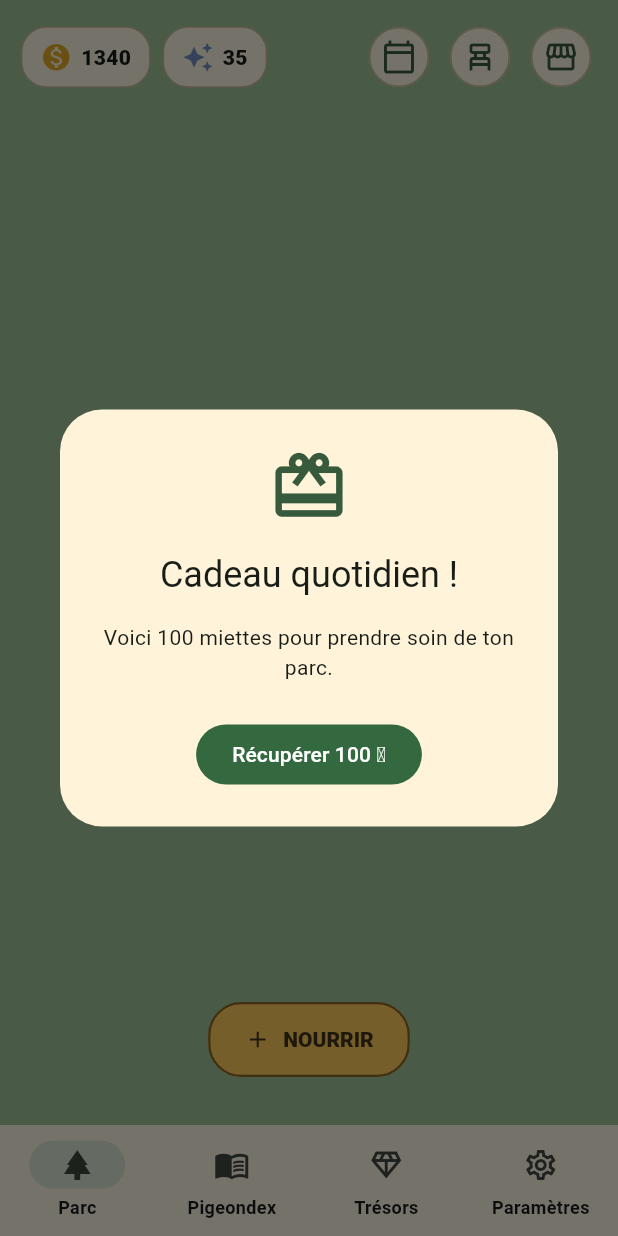
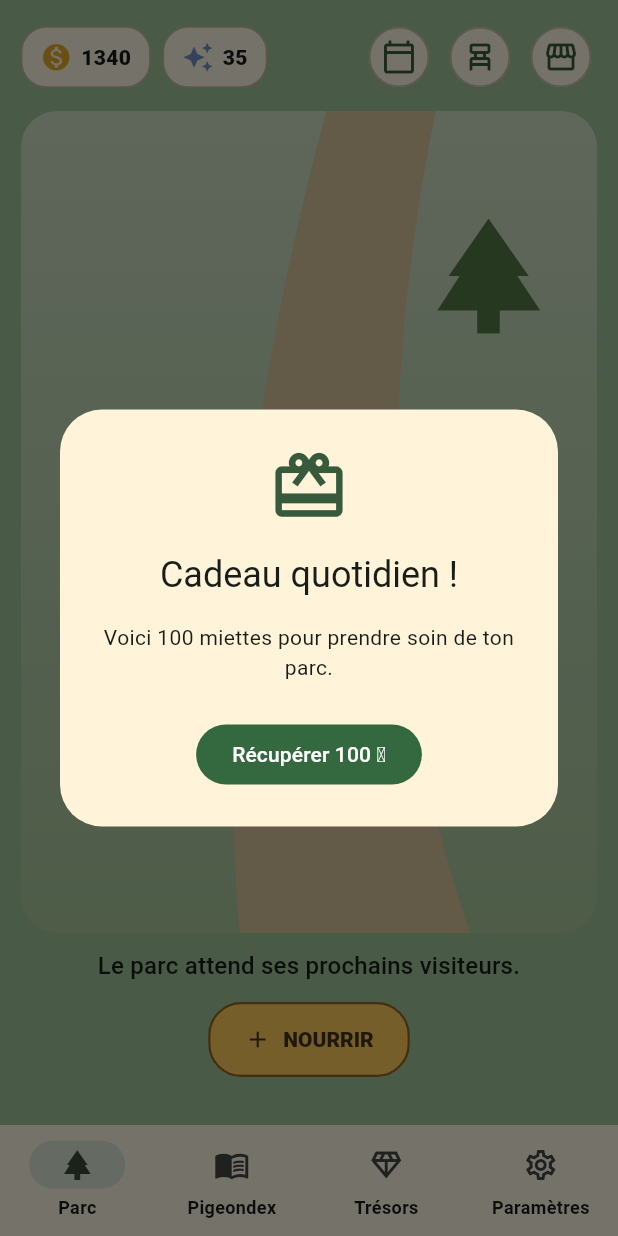
Before and after one commit to Faugnell/Pidge-Park-, a Flutter app: the screen it shows after launch, after a tap on "Récupérer 100 🪙", on a phone screen of 412 x 824 dp. Run offline on Flutter 3.47's test engine with Material 3 defaults, Android fonts, the phone set to English and light mode, and no system bars; our stand-ins replace flutter_local_notifications, flutter_timezone, shared_preferences, timezone; statements that could not run were skipped.

Commit message:
feat: Enhance decoration management and UI in the park screen

```diff
--- a/mobile/lib/game/decoration_controller.dart
+++ b/mobile/lib/game/decoration_controller.dart
@@ -24,14 +24,23 @@ class DecorationController extends ChangeNotifier {
     if (preferences == null) return;
     ownedIds =
         (await preferences.getStringList(_ownedKey))?.toSet() ?? {'bench'};
-    equippedIds = await preferences.getStringList(_equippedKey) ?? ['bench'];
-    equippedIds = equippedIds.where(ownedIds.contains).take(3).toList();
+    final savedEquipped =
+        await preferences.getStringList(_equippedKey) ?? ['bench'];
+    equippedIds = _onePerSize(savedEquipped.where(ownedIds.contains));
     notifyListeners();
   }
 
   bool isOwned(ParkDecoration decoration) => ownedIds.contains(decoration.id);
   bool isEquipped(ParkDecoration decoration) =>
       equippedIds.contains(decoration.id);
+
+  ParkDecoration? equippedFor(DecorationSize size) {
+    for (final id in equippedIds) {
+      final decoration = decorations.firstWhere((item) => item.id == id);
+      if (decoration.size == size) return decoration;
+    }
+    return null;
+  }
 
   Future<bool> buy(ParkDecoration decoration, GameController game) async {
     if (isOwned(decoration) || game.crumbs < decoration.price) return false;
@@ -46,11 +55,29 @@ class DecorationController extends ChangeNotifier {
     if (!isOwned(decoration)) return;
     if (isEquipped(decoration)) {
       equippedIds = equippedIds.where((id) => id != decoration.id).toList();
-    } else if (equippedIds.length < 3) {
-      equippedIds = [...equippedIds, decoration.id];
+    } else {
+      equippedIds = [
+        for (final id in equippedIds)
+          if (decorations.firstWhere((item) => item.id == id).size !=
+              decoration.size)
+            id,
+        decoration.id,
+      ];
     }
     notifyListeners();
     await _save();
+  }
+
+  List<String> _onePerSize(Iterable<String> ids) {
+    final result = <String>[];
+    final occupied = <DecorationSize>{};
+    for (final id in ids) {
+      final matches = decorations.where((item) => item.id == id);
+      if (matches.isEmpty) continue;
+      final decoration = matches.first;
+      if (occupied.add(decoration.size)) result.add(id);
+    }
+    return result;
   }
 
   Future<void> resetAllData() async {
--- a/mobile/lib/models/decoration.dart
+++ b/mobile/lib/models/decoration.dart
@@ -1,4 +1,16 @@
 import 'package:flutter/material.dart';
+
+enum DecorationSize {
+  large('Grand', 'Large'),
+  medium('Moyen', 'Medium'),
+  small('Petit', 'Small');
+
+  const DecorationSize(this.nameFr, this.nameEn);
+  final String nameFr;
+  final String nameEn;
+
+  String name(bool isFrench) => isFrench ? nameFr : nameEn;
+}
 
 class ParkDecoration {
   const ParkDecoration({
@@ -7,6 +19,7 @@ class ParkDecoration {
     required this.nameEn,
     required this.price,
     required this.icon,
+    required this.size,
   });
 
   final String id;
@@ -14,6 +27,7 @@ class ParkDecoration {
   final String nameEn;
   final int price;
   final IconData icon;
+  final DecorationSize size;
 
   String name(bool isFrench) => isFrench ? nameFr : nameEn;
 }
@@ -25,6 +39,7 @@ const decorations = <ParkDecoration>[
     nameEn: 'Bench',
     price: 0,
     icon: Icons.chair_alt,
+    size: DecorationSize.medium,
   ),
   ParkDecoration(
     id: 'fountain',
@@ -32,6 +47,7 @@ const decorations = <ParkDecoration>[
     nameEn: 'Fountain',
     price: 250,
     icon: Icons.water_drop_outlined,
+    size: DecorationSize.medium,
   ),
   ParkDecoration(
     id: 'trash',
@@ -39,6 +55,7 @@ const decorations = <ParkDecoration>[
     nameEn: 'Bin',
     price: 150,
     icon: Icons.delete_outline,
+    size: DecorationSize.medium,
   ),
   ParkDecoration(
     id: 'lamp',
@@ -46,6 +63,7 @@ const decorations = <ParkDecoration>[
     nameEn: 'Lamp post',
     price: 300,
     icon: Icons.light_outlined,
+    size: DecorationSize.large,
   ),
   ParkDecoration(
     id: 'radio',
@@ -53,6 +71,7 @@ const decorations = <ParkDecoration>[
     nameEn: 'Radio',
     price: 450,
     icon: Icons.radio_outlined,
+    size: DecorationSize.small,
   ),
   ParkDecoration(
     id: 'statue',
@@ -60,6 +79,7 @@ const decorations = <ParkDecoration>[
     nameEn: 'Statue',
     price: 700,
     icon: Icons.account_balance,
+    size: DecorationSize.large,
   ),
   ParkDecoration(
     id: 'easel',
@@ -67,6 +87,7 @@ const decorations = <ParkDecoration>[
     nameEn: 'Easel',
     price: 500,
     icon: Icons.brush_outlined,
+    size: DecorationSize.medium,
   ),
   ParkDecoration(
     id: 'books',
@@ -74,6 +95,7 @@ const decorations = <ParkDecoration>[
     nameEn: 'Books',
     price: 400,
     icon: Icons.auto_stories_outlined,
+    size: DecorationSize.small,
   ),
   ParkDecoration(
     id: 'flowers',
@@ -81,6 +103,7 @@ const decorations = <ParkDecoration>[
     nameEn: 'Flowers',
     price: 350,
     icon: Icons.local_florist_outlined,
+    size: DecorationSize.small,
   ),
   ParkDecoration(
     id: 'baguette_stand',
@@ -88,5 +111,6 @@ const decorations = <ParkDecoration>[
     nameEn: 'Baguette stand',
     price: 850,
     icon: Icons.bakery_dining,
+    size: DecorationSize.medium,
   ),
 ];
--- a/mobile/lib/screens/park_screen.dart
+++ b/mobile/lib/screens/park_screen.dart
@@ -9,6 +9,7 @@ import '../game/daily_challenge_controller.dart';
 import '../models/food.dart';
 import '../theme/app_theme.dart';
 import '../widgets/pigeon_avatar.dart';
+import '../widgets/park_scene.dart';
 
 class ParkScreen extends StatefulWidget {
   const ParkScreen({
@@ -58,7 +59,10 @@ class _ParkScreenState extends State<ParkScreen> {
   @override
   Widget build(BuildContext context) {
     return AnimatedBuilder(
-      animation: widget.gameController,
+      animation: Listenable.merge([
+        widget.gameController,
+        widget.decorationController,
+      ]),
       builder: (context, _) {
         final game = widget.gameController;
         return Stack(
@@ -126,18 +130,19 @@ class _ParkScreenState extends State<ParkScreen> {
                         ),
                       ],
                     ),
-                    const Spacer(),
-                    Icon(
-                      game.hasActiveFood ? game.activeFood!.icon : Icons.park,
-                      size: 86,
-                      color: AppColors.selected.withValues(alpha: 0.72),
+                    const SizedBox(height: 12),
+                    Expanded(
+                      child: ParkScene(
+                        gameController: game,
+                        decorationController: widget.decorationController,
+                      ),
                     ),
-                    const SizedBox(height: 14),
+                    const SizedBox(height: 10),
                     _ParkStatus(
                       gameController: game,
                       isFrench: widget.isFrench,
                     ),
-                    const Spacer(),
+                    const SizedBox(height: 12),
                     if (game.visitorReady)
                       FilledButton.icon(
                         key: const ValueKey('meet-visitor'),
--- /dev/null
+++ b/mobile/lib/widgets/park_scene.dart
@@ -0,0 +1,242 @@
+import 'package:flutter/material.dart';
+
+import '../game/decoration_controller.dart';
+import '../game/game_controller.dart';
+import '../models/decoration.dart';
+import '../theme/app_theme.dart';
+
+enum ParkVisualLayer { background, middle, foreground }
+
+typedef _ParkSlot = ({Alignment alignment, double size, ParkVisualLayer layer});
+
+const _slots = <String, _ParkSlot>{
+  // Grands éléments, derrière le mobilier et les pigeons.
+  'lamp': (
+    alignment: Alignment(-0.83, -0.58),
+    size: 66,
+    layer: ParkVisualLayer.background,
+  ),
+  'statue': (
+    alignment: Alignment(0.55, -0.48),
+    size: 72,
+    layer: ParkVisualLayer.background,
+  ),
+  // Mobilier situé sur le côté gauche et au milieu du parc.
+  'bench': (
+    alignment: Alignment(-0.48, 0.02),
+    size: 72,
+    layer: ParkVisualLayer.middle,
+  ),
+  'fountain': (
+    alignment: Alignment(-0.75, -0.05),
+    size: 62,
+    layer: ParkVisualLayer.middle,
+  ),
+  'trash': (
+    alignment: Alignment(-0.12, 0.12),
+    size: 55,
+    layer: ParkVisualLayer.middle,
+  ),
+  'easel': (
+    alignment: Alignment(0.34, 0.04),
+    size: 57,
+    layer: ParkVisualLayer.middle,
+  ),
+  'baguette_stand': (
+    alignment: Alignment(-0.68, 0.22),
+    size: 72,
+    layer: ParkVisualLayer.middle,
+  ),
+  // Petits accessoires au premier plan.
+  'radio': (
+    alignment: Alignment(0.68, 0.73),
+    size: 42,
+    layer: ParkVisualLayer.foreground,
+  ),
+  'books': (
+    alignment: Alignment(0.68, 0.73),
+    size: 42,
+    layer: ParkVisualLayer.foreground,
+  ),
+  'flowers': (
+    alignment: Alignment(0.68, 0.70),
+    size: 48,
+    layer: ParkVisualLayer.foreground,
+  ),
+};
+
+class ParkScene extends StatelessWidget {
+  const ParkScene({
+    required this.gameController,
+    required this.decorationController,
+    super.key,
+  });
+
+  final GameController gameController;
+  final DecorationController decorationController;
+
+  @override
+  Widget build(BuildContext context) {
+    return ClipRRect(
+      borderRadius: BorderRadius.circular(24),
+      child: Stack(
+        fit: StackFit.expand,
+        children: [
+          const _ParkGround(),
+          _DecorationLayer(
+            layer: ParkVisualLayer.background,
+            equippedIds: decorationController.equippedIds,
+          ),
+          // Cet arbre fait partie du décor de base. Il sera remplacé par
+          // l'illustration d'arrière-plan produite par l'artiste.
+          const Align(
+            alignment: Alignment(0.82, -0.72),
+            child: Icon(Icons.park, size: 92, color: Color(0xFF547B49)),
+          ),
+          _DecorationLayer(
+            layer: ParkVisualLayer.middle,
+            equippedIds: decorationController.equippedIds,
+          ),
+          _DecorationLayer(
+            layer: ParkVisualLayer.foreground,
+            equippedIds: decorationController.equippedIds,
+          ),
+          if (gameController.hasActiveFood)
+            Align(
+              alignment: const Alignment(0.12, 0.43),
+              child: Icon(
+                gameController.activeFood!.icon,
+                key: const ValueKey('park-food'),
+                size: 38,
+                color: const Color(0xFF8B6729),
+              ),
+            ),
+          // La couche pigeons reste toujours la dernière afin qu'ils passent
+          // devant tous les éléments du décor.
+          if (gameController.visitorReady)
+            const Align(
+              alignment: Alignment(0.38, 0.63),
+              child: _PigeonPlaceholder(),
+            ),
+        ],
+      ),
+    );
+  }
+}
+
+class _ParkGround extends StatelessWidget {
+  const _ParkGround();
+
+  @override
+  Widget build(BuildContext context) {
+    return DecoratedBox(
+      decoration: const BoxDecoration(
+        gradient: LinearGradient(
+          begin: Alignment.topCenter,
+          end: Alignment.bottomCenter,
+          colors: [Color(0xFFCFE0C6), Color(0xFFA9C99D)],
+        ),
+      ),
+      child: CustomPaint(painter: _PathPainter()),
+    );
+  }
+}
+
+class _PathPainter extends CustomPainter {
+  @override
+  void paint(Canvas canvas, Size size) {
+    final paint = Paint()..color = const Color(0xFFD8C49C);
+    final path = Path()
+      ..moveTo(size.width * .38, size.height)
+      ..quadraticBezierTo(
+        size.width * .32,
+        size.height * .55,
+        size.width * .53,
+        0,
+      )
+      ..lineTo(size.width * .72, 0)
+      ..quadraticBezierTo(
+        size.width * .56,
+        size.height * .56,
+        size.width * .78,
+        size.height,
+      )
+      ..close();
+    canvas.drawPath(path, paint);
+  }
+
+  @override
+  bool shouldRepaint(covariant CustomPainter oldDelegate) => false;
+}
+
+class _DecorationLayer extends StatelessWidget {
+  const _DecorationLayer({required this.layer, required this.equippedIds});
+
+  final ParkVisualLayer layer;
+  final List<String> equippedIds;
+
+  @override
+  Widget build(BuildContext context) {
+    return Stack(
+      children: [
+        for (final id in equippedIds)
+          if (_slots[id]?.layer == layer)
+            Align(
+              alignment: _slots[id]!.alignment,
+              child: _DecorationPlaceholder(
+                decoration: decorations.firstWhere((item) => item.id == id),
+                size: _slots[id]!.size,
+              ),
+            ),
+      ],
+    );
+  }
+}
+
+class _DecorationPlaceholder extends StatelessWidget {
+  const _DecorationPlaceholder({required this.decoration, required this.size});
+
+  final ParkDecoration decoration;
+  final double size;
+
+  @override
+  Widget build(BuildContext context) {
+    return Container(
+      key: ValueKey('park-decoration-${decoration.id}'),
+      width: size,
+      height: size,
+      decoration: BoxDecoration(
+        color: AppColors.navigationBackground.withValues(alpha: 0.82),
+        shape: BoxShape.circle,
+        border: Border.all(color: const Color(0xFF6F805F)),
+      ),
+      child: Icon(decoration.icon, size: size * .58, color: AppColors.selected),
+    );
+  }
+}
+
+class _PigeonPlaceholder extends StatelessWidget {
+  const _PigeonPlaceholder();
+
+  @override
+  Widget build(BuildContext context) {
+    return Container(
+      key: const ValueKey('park-pigeon-placeholder'),
+      width: 78,
+      height: 78,
+      decoration: BoxDecoration(
+        color: const Color(0xFFE8E4DA),
+        shape: BoxShape.circle,
+        border: Border.all(color: const Color(0xFF555B57), width: 2),
+        boxShadow: const [
+          BoxShadow(
+            color: Color(0x33000000),
+            blurRadius: 8,
+            offset: Offset(0, 5),
+          ),
+        ],
+      ),
+      child: const Icon(Icons.flutter_dash, size: 52, color: Color(0xFF59635F)),
+    );
+  }
+}
```
Also changed, not shown: mobile/lib/screens/decorations_screen.dart (+184 -89 lines), 4 other files.
